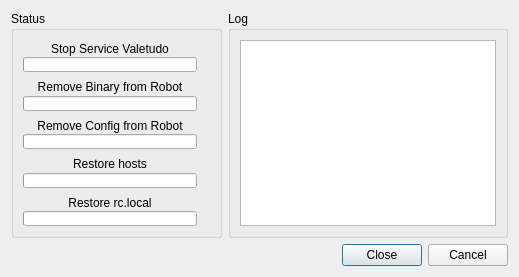
This is res/ui/uninstaller.ui in LazyT/rrcc as Qt 5 draws it before an edit. The edited form follows.
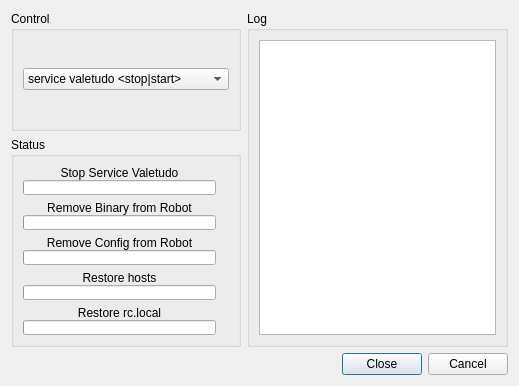
This is the edited form. Icons and pictures are not drawn.

Commit message: add installer support for Valetudo RE

```diff
--- a/res/ui/uninstaller.ui
+++ b/res/ui/uninstaller.ui
@@ -7,7 +7,7 @@
     <x>0</x>
     <y>0</y>
     <width>519</width>
-    <height>277</height>
+    <height>386</height>
    </rect>
   </property>
   <property name="windowTitle">
@@ -21,6 +21,31 @@
    <item>
     <layout class="QHBoxLayout" name="horizontalLayout">
      <item>
+      <layout class="QVBoxLayout" name="verticalLayout_10">
+       <item>
+        <widget class="QGroupBox" name="groupBox_3">
+         <property name="title">
+          <string>Control</string>
+         </property>
+         <layout class="QVBoxLayout" name="verticalLayout_11">
+          <item>
+           <widget class="QComboBox" name="comboBox_control">
+            <item>
+             <property name="text">
+              <string notr="true">service valetudo &lt;stop|start&gt;</string>
+             </property>
+            </item>
+            <item>
+             <property name="text">
+              <string notr="true">/etc/init/S11valetudo &lt;stop|start&gt;</string>
+             </property>
+            </item>
+           </widget>
+          </item>
+         </layout>
+        </widget>
+       </item>
+       <item>
       <widget class="QGroupBox" name="groupBox">
        <property name="title">
         <string>Status</string>
@@ -247,6 +272,8 @@
         </item>
        </layout>
       </widget>
+       </item>
+      </layout>
      </item>
      <item>
       <widget class="QGroupBox" name="groupBox_2">
```
Left out of the diff: 156 changed lines with no effect on the pictures. Lines whose indentation alone changed are shown as unchanged. The commit also changes 6 other files.
